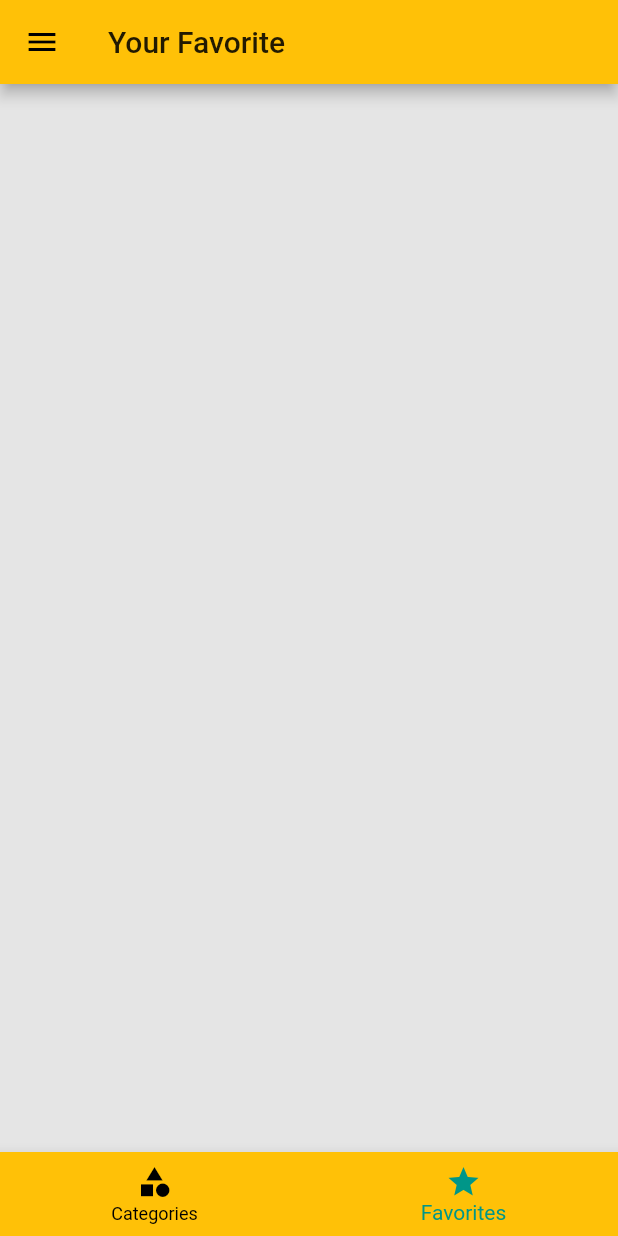
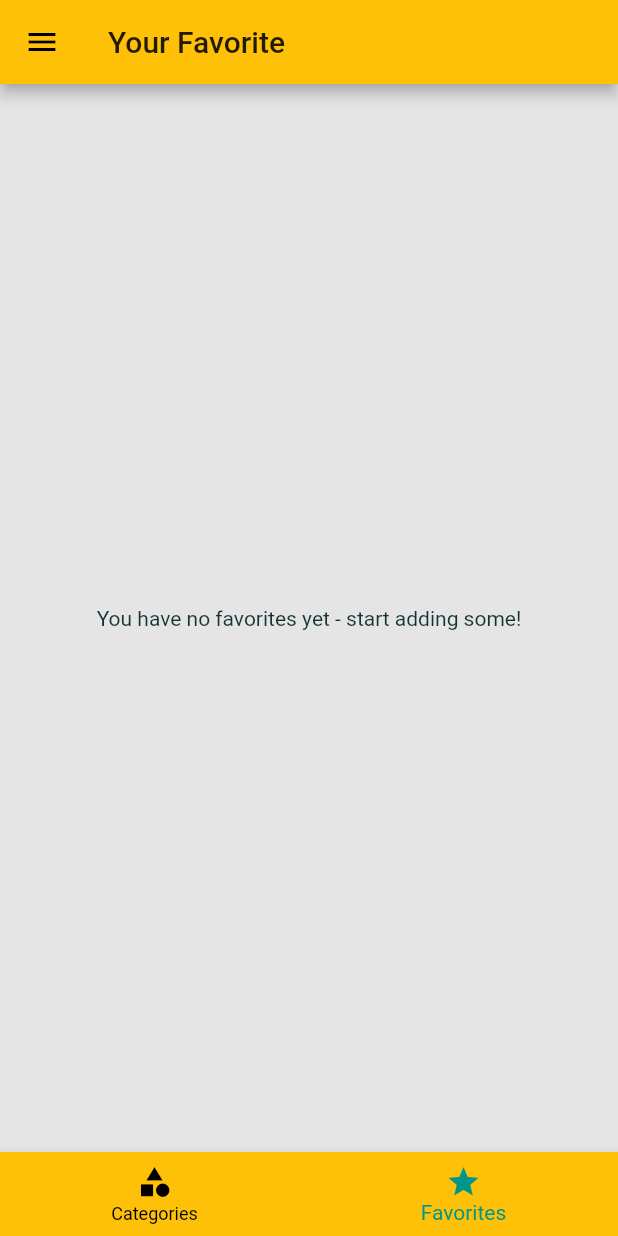
Before and after one commit to JaavierR/meals-app, a Flutter app: the screen it shows after launch, item 2 of the bottom bar chosen, on a phone screen of 412 x 824 dp. Run offline on Flutter 3.47's test engine with Material 2 defaults, Android fonts, the phone set to English and light mode, and no system bars; Roboto replaces fonts that are missing (Raleway).

Commit message:
[179] Added Mark as favorite feature

```diff
--- a/lib/main.dart
+++ b/lib/main.dart
@@ -23,6 +23,7 @@ class _MyAppState extends State<MyApp> {
     'vegetarian': false,
   };
   List<Meal> _availableMeals = DUMMY_MEALS;
+  List<Meal> _favoriteMeals = [];
 
   void _setFilters(Map<String, bool> filterData) {
     setState(() {
@@ -44,6 +45,26 @@ class _MyAppState extends State<MyApp> {
         return true;
       }).toList();
     });
+  }
+
+  void _toggleFavorite(String mealId) {
+    final existingIndex =
+        _favoriteMeals.indexWhere((meal) => meal.id == mealId);
+    if (existingIndex >= 0) {
+      setState(() {
+        _favoriteMeals.removeAt(existingIndex);
+      });
+    } else {
+      setState(() {
+        _favoriteMeals.add(
+          DUMMY_MEALS.firstWhere((meal) => meal.id == mealId),
+        );
+      });
+    }
+  }
+
+  bool _isMealFavorite(String id) {
+    return _favoriteMeals.any((meal) => meal.id == id);
   }
 
   @override
@@ -74,10 +95,11 @@ class _MyAppState extends State<MyApp> {
       // route (default is /)
       initialRoute: '/',
       routes: {
-        '/': (ctx) => TabsScreen(),
+        '/': (ctx) => TabsScreen(_favoriteMeals),
         CategoryMealsScreen.routeName: (ctx) =>
             CategoryMealsScreen(_availableMeals),
-        MealDetailScreen.routeName: (ctx) => MealDetailScreen(),
+        MealDetailScreen.routeName: (ctx) =>
+            MealDetailScreen(_toggleFavorite, _isMealFavorite),
         FiltersScreen.routeName: (ctx) => FiltersScreen(_filters, _setFilters),
       },
       // onGenerateRoute it's reached if i'm going to a named route, with
--- a/lib/screens/favorites_screen.dart
+++ b/lib/screens/favorites_screen.dart
@@ -1,8 +1,33 @@
 import 'package:flutter/material.dart';
 
+import '../models/meal.dart';
+import '../widgets/meal_item.dart';
+
 class FavoritesScreen extends StatelessWidget {
+  final List<Meal> favoriteMeals;
+
+  FavoritesScreen(this.favoriteMeals);
+
   @override
   Widget build(BuildContext context) {
-    return Container();
+    if (favoriteMeals.isEmpty) {
+      return Center(
+        child: Text('You have no favorites yet - start adding some!'),
+      );
+    } else {
+      return ListView.builder(
+        itemBuilder: (context, index) {
+          return MealItem(
+            id: favoriteMeals[index].id,
+            title: favoriteMeals[index].title,
+            imageUrl: favoriteMeals[index].imageUrl,
+            duration: favoriteMeals[index].duration,
+            complexity: favoriteMeals[index].complexity,
+            affordability: favoriteMeals[index].affordability,
+          );
+        },
+        itemCount: favoriteMeals.length,
+      );
+    }
   }
 }
--- a/lib/screens/tabs_screen.dart
+++ b/lib/screens/tabs_screen.dart
@@ -3,8 +3,13 @@ import 'package:flutter/material.dart';
 import './categories_screen.dart';
 import './favorites_screen.dart';
 import '../widgets/main_drawer.dart';
+import '../models/meal.dart';
 
 class TabsScreen extends StatefulWidget {
+  final List<Meal> favoriteMeals;
+
+  TabsScreen(this.favoriteMeals);
+
   @override
   _TabsScreenState createState() => _TabsScreenState();
 }
@@ -13,11 +18,23 @@ class TabsScreen extends StatefulWidget {
 // a stateless widget
 
 class _TabsScreenState extends State<TabsScreen> {
-  final List<Map<String, Object>> _pages = [
-    {'page': CategoriesScreen(), 'title': 'Categories'},
-    {'page': FavoritesScreen(), 'title': 'Your Favorite'},
-  ];
+  List<Map<String, Object>> _pages;
   int _selectedPageIndex = 0;
+
+  @override
+  void initState() {
+    super.initState();
+    _pages = [
+      {
+        'page': CategoriesScreen(),
+        'title': 'Categories',
+      },
+      {
+        'page': FavoritesScreen(widget.favoriteMeals),
+        'title': 'Your Favorite',
+      },
+    ];
+  }
 
   void _selectPage(int index) {
     setState(() {
--- a/lib/widgets/meal_item.dart
+++ b/lib/widgets/meal_item.dart
@@ -10,7 +10,7 @@ class MealItem extends StatelessWidget {
   final int duration;
   final Complexity complexity;
   final Affordability affordability;
-  final Function removeItem;
+  // final Function removeItem;
 
   MealItem({
     @required this.id,
@@ -19,7 +19,7 @@ class MealItem extends StatelessWidget {
     @required this.duration,
     @required this.complexity,
     @required this.affordability,
-    @required this.removeItem,
+    // @required this.removeItem,
   });
 
   String get complexityText {
@@ -61,7 +61,7 @@ class MealItem extends StatelessWidget {
       // done with that page I pushed to, so when that page you pushed to
       // is removed.
       if (result != null) {
-        removeItem(result);
+        // removeItem(result);
       }
     });
   }
```
Also changed, not shown: lib/screens/category_meals_screen.dart (+6 -6 lines), lib/screens/meal_detail_screen.dart (+12 -4 lines).
